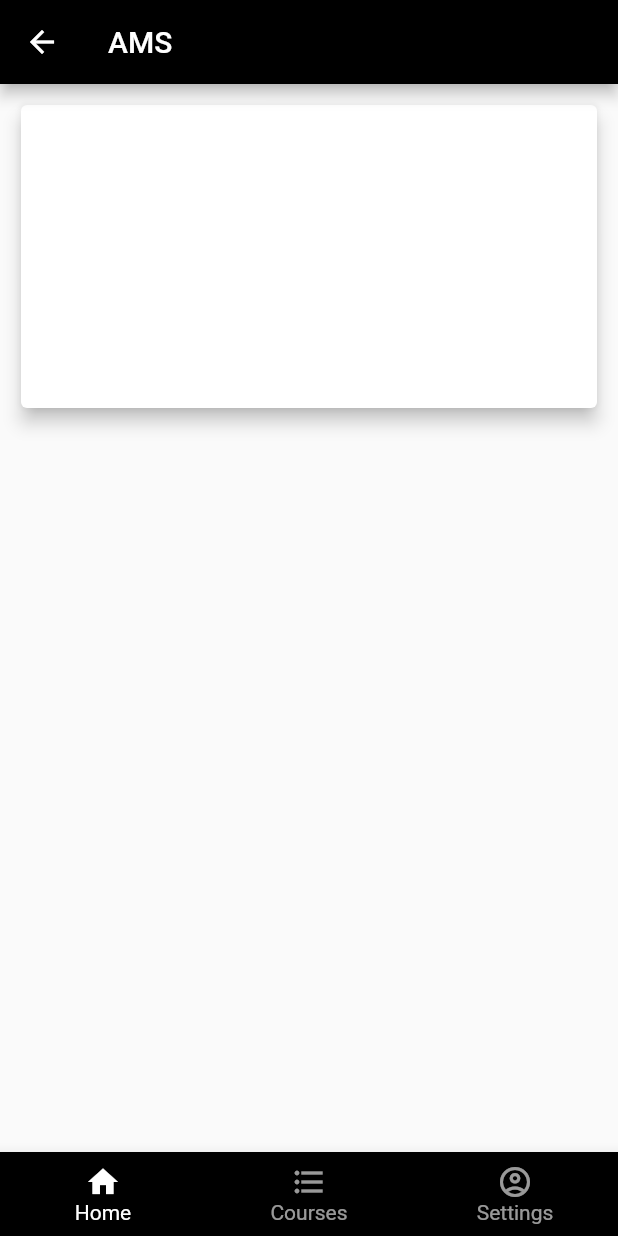
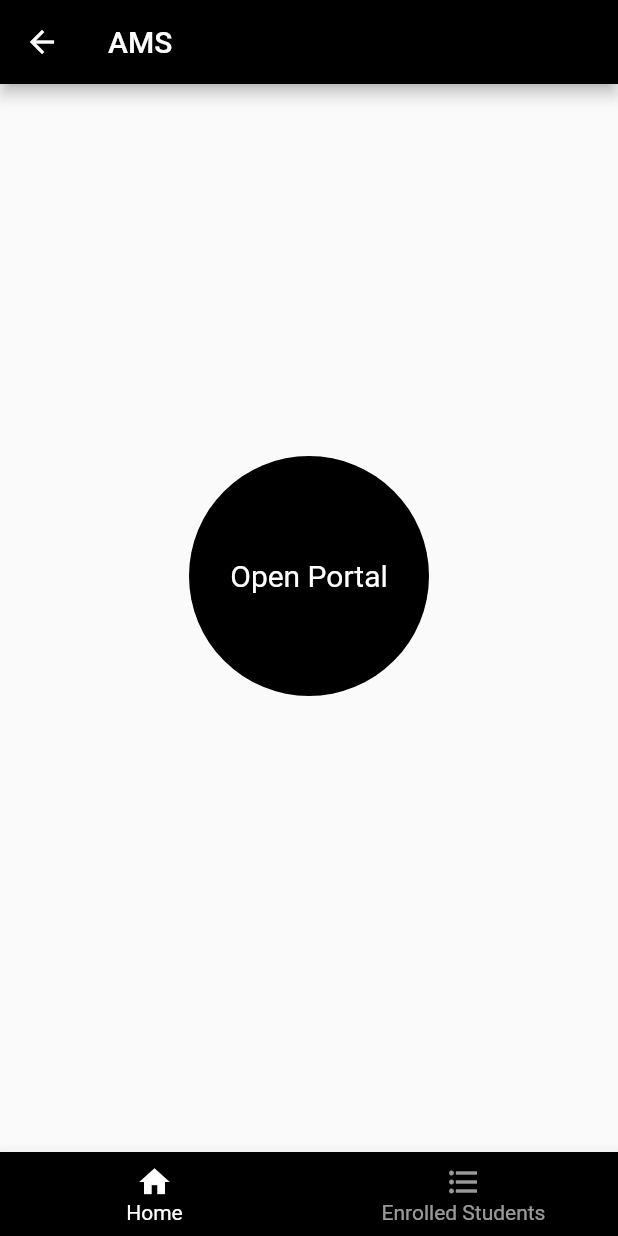
Before and after one commit to SWE-team/professor_interface, a Flutter app: the FacultyHomePage screen opened directly, on a phone screen of 412 x 824 dp. Run offline on Flutter 3.47's test engine with Material 2 defaults, Android fonts, the phone set to English and light mode, and no system bars; our stand-ins replace modal_progress_hud, percent_indicator, shared_preferences; accounts and stored records are empty.

Commit message:
complete UI

```diff
--- a/lib/main.dart
+++ b/lib/main.dart
@@ -1,15 +1,42 @@
 import 'package:flutter/material.dart';
 import 'package:professor_interface/screens/WelcomeScreen.dart';
+import 'package:professor_interface/screens/coursesList.dart';
+import 'package:shared_preferences/shared_preferences.dart';
 
 
 void main() => runApp(MyApp());
 
-class MyApp extends StatelessWidget {
+class MyApp extends StatefulWidget {
+
+
+  @override
+  _MyAppState createState() => _MyAppState();
+}
+
+
+
+class _MyAppState extends State<MyApp> {
+
+  @override
+  void initState() {
+    super.initState();
+    checkUserSignedIn();
+  }
+
+  void checkUserSignedIn() async
+  {
+    SharedPreferences prefs = await SharedPreferences.getInstance();
+    setState(() {
+      isUserLoggedIn = (prefs.getBool('isUserLoggedIn') ?? false);
+    });
+  }
+
+  bool isUserLoggedIn = false;
   @override
   Widget build(BuildContext context) {
     return MaterialApp(
       title: 'AMS',
-      home: WelcomeScreen(),
+      home: isUserLoggedIn ? CoursesList() : WelcomeScreen(),
     );
   }
 }
--- a/lib/screens/FacultyHomePage.dart
+++ b/lib/screens/FacultyHomePage.dart
@@ -1,4 +1,6 @@
 import 'package:flutter/material.dart';
+import 'package:professor_interface/screens/Page1.dart';
+import 'package:professor_interface/screens/Page2.dart';
 
 class FacultyHomePage extends StatefulWidget {
   @override
@@ -6,7 +8,16 @@ class FacultyHomePage extends StatefulWidget {
 }
 
 class _FacultyHomePageState extends State<FacultyHomePage> {
+
+
+
   int _currentIndex = 0;
+  List<Widget> widgetOptions = [
+  Page1(),
+    Page2(),
+
+  ];
+
 
   Widget build(BuildContext context) {
     return Scaffold(
@@ -14,19 +25,7 @@ class _FacultyHomePageState extends State<FacultyHomePage> {
         backgroundColor: Colors.black,
         title: Text('AMS'),
       ),
-      body: new Container(
-        padding: EdgeInsets.fromLTRB(10, 10, 10, 0),
-        height: 220,
-        width: double.maxFinite,
-        child: Card(
-          child: new InkWell(onTap: () {
-            Scaffold.of(context).showSnackBar(SnackBar(
-              content: Text('Tap'),
-            ));
-          }),
-          elevation: 5,
-        ),
-      ),
+      body: widgetOptions.elementAt(_currentIndex),
       bottomNavigationBar: BottomNavigationBar(
         type: BottomNavigationBarType.fixed,
         currentIndex: _currentIndex,
@@ -45,13 +44,13 @@ class _FacultyHomePageState extends State<FacultyHomePage> {
             icon: Icon(Icons.home),
           ),
           BottomNavigationBarItem(
-            label: 'Courses',
+            label: 'Enrolled Students',
             icon: Icon(Icons.format_list_bulleted),
           ),
-          BottomNavigationBarItem(
-            label: 'Settings',
-            icon: Icon(Icons.account_circle_outlined),
-          ),
+          // BottomNavigationBarItem(
+          //   label: 'Settings',
+          //   icon: Icon(Icons.account_circle_outlined),
+          // ),
         ],
       ),
     );
--- /dev/null
+++ b/lib/screens/Page1.dart
@@ -0,0 +1,81 @@
+import 'package:flutter/cupertino.dart';
+import 'package:flutter/material.dart';
+
+
+class Page1 extends StatefulWidget {
+
+
+
+  @override
+  _Page1State createState() => _Page1State();
+}
+
+class _Page1State extends State<Page1> {
+
+
+
+  bool isPortalActive = false;
+  String code = "ABCDEF";
+
+
+  @override
+  Widget build(BuildContext context) {
+
+    return Column(
+      crossAxisAlignment: CrossAxisAlignment.center,
+      mainAxisAlignment: MainAxisAlignment.center,
+      children: [
+        SizedBox(width: double.infinity,),
+        GestureDetector(
+          onTap: (){
+
+            if(!isPortalActive)
+              {
+                setState(() {
+                  isPortalActive = true;
+                });
+
+                Future.delayed(Duration(seconds: 40),(){
+
+                  setState(() {
+                    isPortalActive = false;
+                  });
+
+                });
+
+              }
+
+
+          },
+          child: Container(
+            width: 160.0,
+            height: 160.0,
+            decoration:  BoxDecoration(
+              color: Colors.black,
+              shape: BoxShape.circle,
+            ),
+            child: Center(
+              child: Text(
+                isPortalActive ? "Active" : 'Open Portal',
+                style: TextStyle(
+                  color: Colors.white,
+                  fontSize: 20.0,
+                ),
+              ),
+            ),
+          ),
+        ),
+        Padding(
+          padding: const EdgeInsets.all(15.0),
+          child: Text(
+          isPortalActive ? code : ' ',
+          style: TextStyle(
+            fontSize: 22.0,
+          ),
+          ),
+        ),
+
+      ],
+    );
+  }
+}
--- a/pubspec.yaml
+++ b/pubspec.yaml
@@ -30,6 +30,9 @@ dependencies:
   cupertino_icons: ^1.0.0
   http: ^0.12.2
   modal_progress_hud: ^0.1.3
+  percent_indicator: "^2.1.7+2"
+  timer_count_down: ^1.0.4+1
+  shared_preferences: ^0.5.12+4
 
 dev_dependencies:
   flutter_test:
```
Also changed, not shown: lib/components/CourseTile.dart (added, +29 -0 lines), lib/components/EnrolledStudentTile.dart (added, +61 -0 lines), lib/screens/AddCourses.dart (added, +81 -0 lines), lib/screens/LoginScreen.dart (+11 -3 lines), lib/screens/Page2.dart (added, +22 -0 lines), lib/screens/coursesList.dart (added, +90 -0 lines), pubspec.lock.
